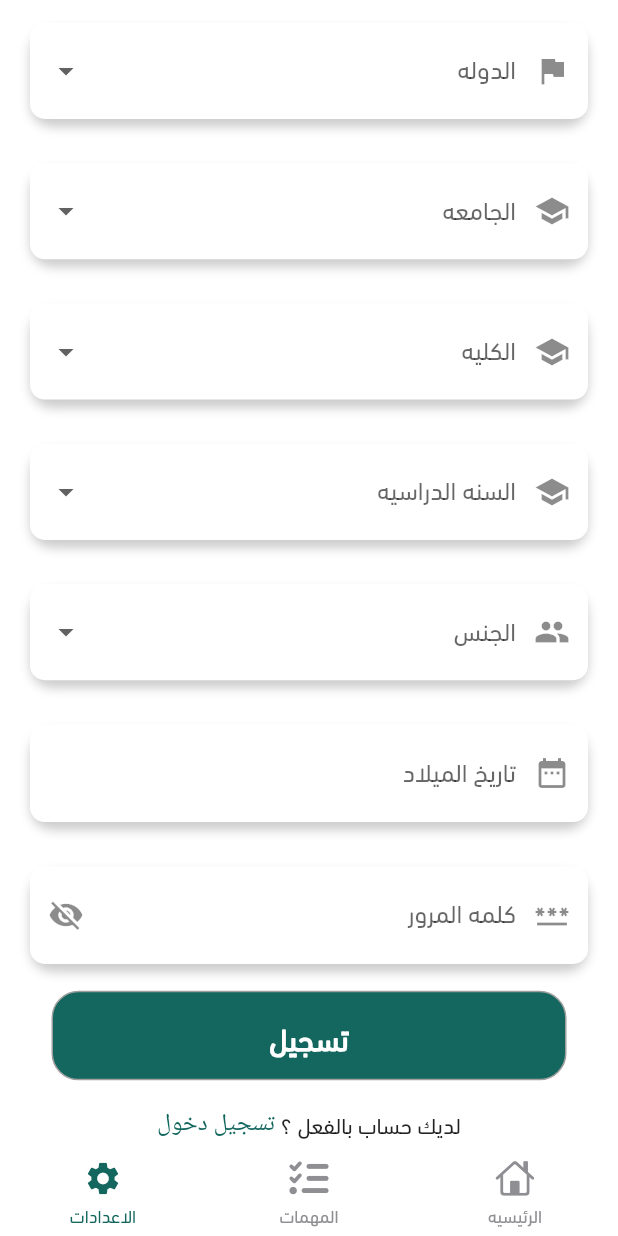
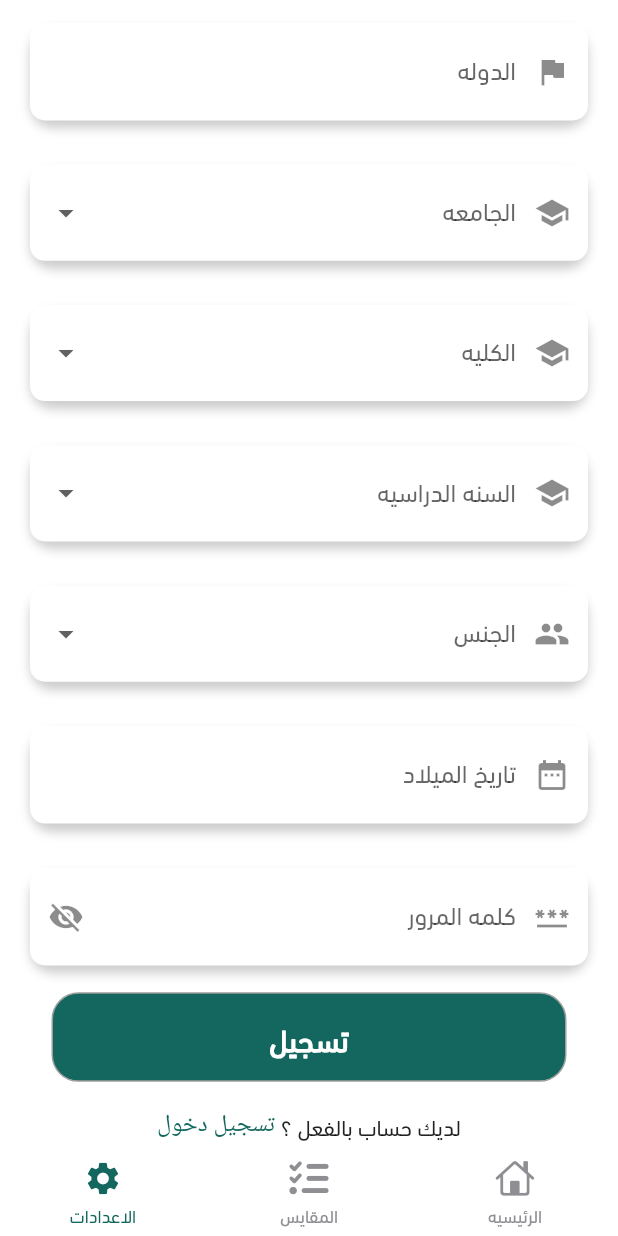
Before and after one commit to AhmedMostafa7474/Mutqen, a Flutter app: the screen it shows after launch, item 3 of the bottom bar chosen, scrolled down 361 dp, on a phone screen of 412 x 824 dp. Run offline on Flutter 3.47's test engine with Material 2 defaults, Android fonts, the light colour scheme and no system bars; drawn by our look-alikes of persistent_bottom_nav_bar; our stand-ins replace animated_splash_screen, country_picker, easy_localization, flutter_phoenix, flutter_screenutil, flutter_svg and 9 more; missing offline and left inert: onboarding_animation; Roboto replaces fonts that are missing (Montserrat).

Commit message:
New Push

```diff
--- a/assets/translations/ar-SA.json
+++ b/assets/translations/ar-SA.json
@@ -12,7 +12,7 @@
     "Please_Enterage": "من فضلك اضف العمر",
     "You_have" : "لديك حساب بالفعل ؟",
     "Home": "الرئيسيه",
-    "Tasks": "المهمات",
+    "Tasks": "المقايس",
     "Settings": "الاعدادات",
     "LogOut": "تسجيل الخروج",
     "advisors": "المستشارون",
--- a/lib/app/myapp.dart
+++ b/lib/app/myapp.dart
@@ -1,3 +1,4 @@
+import 'package:country_picker/country_picker.dart';
 import 'package:easy_localization/easy_localization.dart';
 
 import 'package:flutter/material.dart';
@@ -46,8 +47,14 @@ class _MyAppState extends State<MyAppp> {
       minTextAdapt: true,
       splitScreenMode: true,
       builder: (BuildContext context, Widget? child) {
+        List<LocalizationsDelegate>list = [];
+        for(int i = 0 ; i<context.localizationDelegates.length; i++)
+          {
+            list.add(context.localizationDelegates[i]);
+          }
+        list.add(CountryLocalizations.delegate);
         return MaterialApp(
-          localizationsDelegates: context.localizationDelegates,
+          localizationsDelegates: list,
           supportedLocales: context.supportedLocales,
           locale: context.locale,
           debugShowCheckedModeBanner: false,
--- a/lib/main.dart
+++ b/lib/main.dart
@@ -13,7 +13,9 @@ void main() async{
       EasyLocalization(
           child: Phoenix(child: MyAppp()),
           supportedLocales: const [ARABIC_LOCAL, ENGLISH_LOCAL],
-          path: ASSET_PATH_LOCALISATIONS)
+          path: ASSET_PATH_LOCALISATIONS
+
+      )
   );
 }
 
--- /dev/null
+++ b/lib/presentation/login/Widgets/country_picker_widget.dart
@@ -0,0 +1,88 @@
+import 'package:country_picker/country_picker.dart';
+import 'package:flutter/material.dart';
+import 'package:flutter/services.dart';
+import 'package:mutqen/resources/strings_manager.dart';
+import 'package:easy_localization/easy_localization.dart';
+
+class Country_Picker_Widget extends StatefulWidget {
+  final  TextEditingController userNameController;
+  final String title ;
+  final IconData iconData ;
+  final String validate;
+  Country_Picker_Widget(this.userNameController,this.title , this.iconData ,this.validate, {Key? key}) : super(key: key);
+
+  @override
+  State<Country_Picker_Widget> createState() => _Country_Picker_WidgetState();
+}
+
+class _Country_Picker_WidgetState extends State<Country_Picker_Widget> {
+
+
+  @override
+  Widget build(BuildContext context) {
+    return Container(
+      margin: EdgeInsets.only(left: 20, right: 20, top: 20),
+      decoration: BoxDecoration(boxShadow: [
+        BoxShadow(
+          color: Colors.black.withOpacity(0.2),
+          blurRadius: 5,
+          offset: const Offset(0, 5),
+        )
+      ],
+          borderRadius: BorderRadius.circular(15)),
+      child: TextFormField(
+        readOnly: true,
+        validator: (value) {
+          if (value == null || value.isEmpty) {
+            return widget.validate + widget.title;
+          }
+          return null;
+        },
+        onTap: () async {
+          showCountryPicker(
+            context: context,
+            countryListTheme: CountryListThemeData(
+              flagSize: 25,
+              backgroundColor: Colors.white,
+              textStyle: TextStyle(fontSize: 16, color: Colors.blueGrey),
+              bottomSheetHeight: 500, // Optional. Country list modal height
+              //Optional. Sets the border radius for the bottomsheet.
+              borderRadius: BorderRadius.only(
+                topLeft: Radius.circular(20.0),
+                topRight: Radius.circular(20.0),
+              ),
+              //Optional. Styles the search field.
+              inputDecoration: InputDecoration(
+                labelText: 'بحث',
+                hintText: 'ابحث عن دولتك',
+                prefixIcon: const Icon(Icons.search),
+                border: OutlineInputBorder(
+                  borderSide: BorderSide(
+                    color: const Color(0xFF8C98A8).withOpacity(0.2),
+                  ),
+                ),
+              ),
+            ),
+            onSelect: (Country country) => widget.userNameController.text=country.nameLocalized!,
+          );
+        },
+        controller: widget.userNameController,
+        textInputAction: widget.title == AppStrings.password.tr() ? TextInputAction.done:TextInputAction.next,
+        decoration: InputDecoration(
+          labelText: widget.title,
+          fillColor: Colors.white,
+          filled: true,
+          enabledBorder: OutlineInputBorder(
+              borderRadius: BorderRadius.circular(10.0),
+              borderSide: BorderSide(width: 1, color: Colors.transparent)
+          ) ,
+          border: OutlineInputBorder(
+              borderRadius: BorderRadius.circular(10.0),
+              borderSide: BorderSide(width: 3, color: Colors.greenAccent)
+          ),
+          prefixIcon: Icon(widget.iconData),
+        ),
+      ),
+    );
+  }
+}
--- a/lib/presentation/navbar/navbar_screen.dart
+++ b/lib/presentation/navbar/navbar_screen.dart
@@ -64,7 +64,7 @@ class _nav_screenState extends State<nav_screen> {
   List<Widget> _buildScreens() {
     return [
       home_page(User()),
-      login_page(),
+      home_page(User()),
       register_page(),
     ];
   }
--- a/lib/presentation/register/register_screen.dart
+++ b/lib/presentation/register/register_screen.dart
@@ -2,6 +2,7 @@ import 'package:easy_localization/easy_localization.dart';
 import 'package:flutter/cupertino.dart';
 import 'package:flutter/material.dart';
 import 'package:flutter_screenutil/flutter_screenutil.dart';
+import 'package:mutqen/presentation/login/Widgets/country_picker_widget.dart';
 import 'package:mutqen/presentation/login/Widgets/date_picker_widget.dart';
 import 'package:mutqen/presentation/login/Widgets/drop_down_widget.dart';
 import 'package:mutqen/presentation/login/login_screen.dart';
@@ -53,7 +54,8 @@ class _register_pageState extends State<register_page> {
                 SizedBox(height: 8.h,),
                 Text_Field_Widget(emailcontroller,AppStrings.email.tr(),Icons.email,AppStrings.pleaseEnterYourUserName.tr(),false),
                 SizedBox(height: 8.h,),
-                Drop_Down_Widget(countrycontroller, AppStrings.country.tr(), Icons.flag, AppStrings.pleaseEnterYourUserName.tr(),countryitems),
+                Country_Picker_Widget(countrycontroller, AppStrings.country.tr(), Icons.flag, AppStrings.pleaseEnterYourUserName.tr()),
+               // Drop_Down_Widget(countrycontroller, AppStrings.country.tr(), Icons.flag, AppStrings.pleaseEnterYourUserName.tr(),countryitems),
                 SizedBox(height: 8.h,),
                 Drop_Down_Widget(universitycontroller, AppStrings.university.tr(), Icons.school, AppStrings.pleaseEnterYourUserName.tr(),countryitems),
                 SizedBox(height: 8.h,),
--- a/pubspec.yaml
+++ b/pubspec.yaml
@@ -49,6 +49,7 @@ dependencies:
   table_calendar:
   onboarding_animation: ^0.0.2
   zoom_native_sdk: ^0.3.3
+  country_picker: ^2.0.20
 
 dev_dependencies:
   flutter_test:
@@ -75,6 +76,7 @@ flutter:
   # To add assets to your application, add an assets section, like this:
   assets:
     - assets/images/
+    - assets/images/Logo/
     - assets/translations/ar-SA.json
     - assets/translations/en-US.json
   fonts:
```
Also changed, not shown: pubspec.lock.
